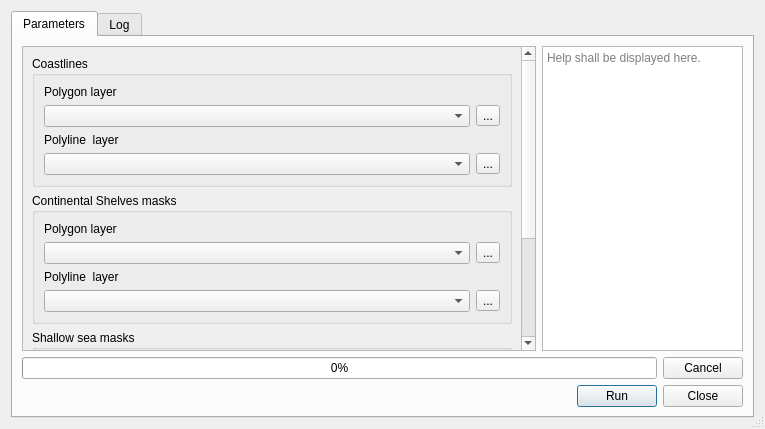
Qt form mask_maker_dialog_base.ui (jaminzoda/terra-antiqua) before a commit.
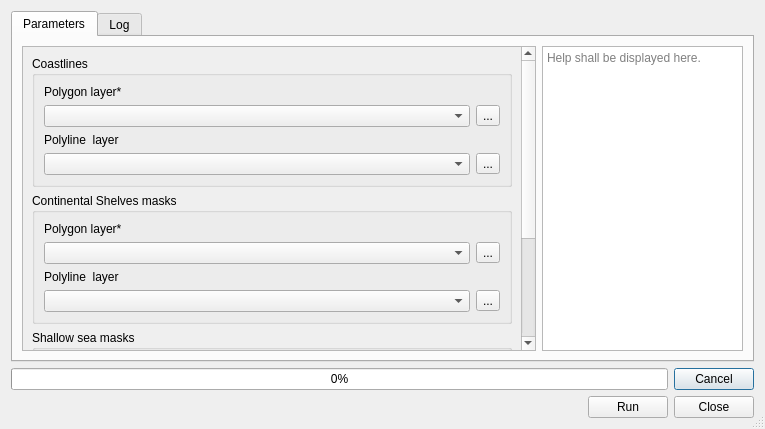
The same form after that commit. Custom widgets are drawn as their Qt base class.

```diff
--- a/mask_maker_dialog_base.ui
+++ b/mask_maker_dialog_base.ui
@@ -47,9 +47,9 @@
             <property name="geometry">
              <rect>
               <x>0</x>
-              <y>-173</y>
-              <width>495</width>
-              <height>472</height>
+              <y>-263</y>
+              <width>500</width>
+              <height>558</height>
              </rect>
             </property>
             <layout class="QGridLayout" name="gridLayout_2">
@@ -169,7 +169,7 @@
                   <item>
                    <widget class="QLabel" name="label_5">
                     <property name="text">
-                     <string>Polygon layer</string>
+                     <string>Polygon layer*</string>
                     </property>
                    </widget>
                   </item>
@@ -258,7 +258,7 @@
                   <item>
                    <widget class="QLabel" name="label_8">
                     <property name="text">
-                     <string>Polygon layer</string>
+                     <string>Polygon layer*</string>
                     </property>
                    </widget>
                   </item>
@@ -374,8 +374,44 @@
          </item>
         </layout>
        </item>
-       <item row="2" column="0">
-        <layout class="QHBoxLayout" name="horizontalLayout_11">
+      </layout>
+     </widget>
+     <widget class="QWidget" name="tab_2">
+      <attribute name="title">
+       <string>Log</string>
+      </attribute>
+      <layout class="QHBoxLayout" name="horizontalLayout_3">
+       <item>
+        <widget class="QTextEdit" name="logText"/>
+       </item>
+      </layout>
+     </widget>
+    </widget>
+   </item>
+   <item>
+    <layout class="QHBoxLayout" name="horizontalLayout_10">
+     <item>
+      <widget class="QProgressBar" name="progressBar">
+       <property name="value">
+        <number>0</number>
+       </property>
+      </widget>
+     </item>
+     <item>
+      <widget class="QPushButton" name="cancelButton">
+       <property name="sizePolicy">
+        <sizepolicy hsizetype="Fixed" vsizetype="Fixed">
+         <horstretch>0</horstretch>
+         <verstretch>0</verstretch>
+        </sizepolicy>
+       </property>
+       <property name="text">
+        <string>Cancel</string>
+       </property>
+      </widget>
+     </item>
+    </layout>
+   </item>
          <item>
           <layout class="QHBoxLayout" name="horizontalLayout_12">
            <item>
@@ -417,53 +453,6 @@
           </layout>
          </item>
         </layout>
-       </item>
-       <item row="1" column="0">
-        <layout class="QHBoxLayout" name="horizontalLayout_10">
-         <item>
-          <widget class="QProgressBar" name="progressBar">
-           <property name="value">
-            <number>0</number>
-           </property>
-          </widget>
-         </item>
-         <item>
-          <widget class="QPushButton" name="cancelButton">
-           <property name="sizePolicy">
-            <sizepolicy hsizetype="Fixed" vsizetype="Fixed">
-             <horstretch>0</horstretch>
-             <verstretch>0</verstretch>
-            </sizepolicy>
-           </property>
-           <property name="text">
-            <string>Cancel</string>
-           </property>
-          </widget>
-         </item>
-        </layout>
-       </item>
-      </layout>
-     </widget>
-     <widget class="QWidget" name="tab_2">
-      <attribute name="title">
-       <string>Log</string>
-      </attribute>
-      <layout class="QHBoxLayout" name="horizontalLayout_3">
-       <item>
-        <widget class="QPlainTextEdit" name="plainTextEdit">
-         <property name="readOnly">
-          <bool>true</bool>
-         </property>
-         <property name="placeholderText">
-          <string>Logs shall be displayed here.</string>
-         </property>
-        </widget>
-       </item>
-      </layout>
-     </widget>
-    </widget>
-   </item>
-  </layout>
  </widget>
  <customwidgets>
   <customwidget>
```
Left out of the diff: 22 changed lines with no effect on the pictures. Lines whose indentation alone changed are shown as unchanged.
